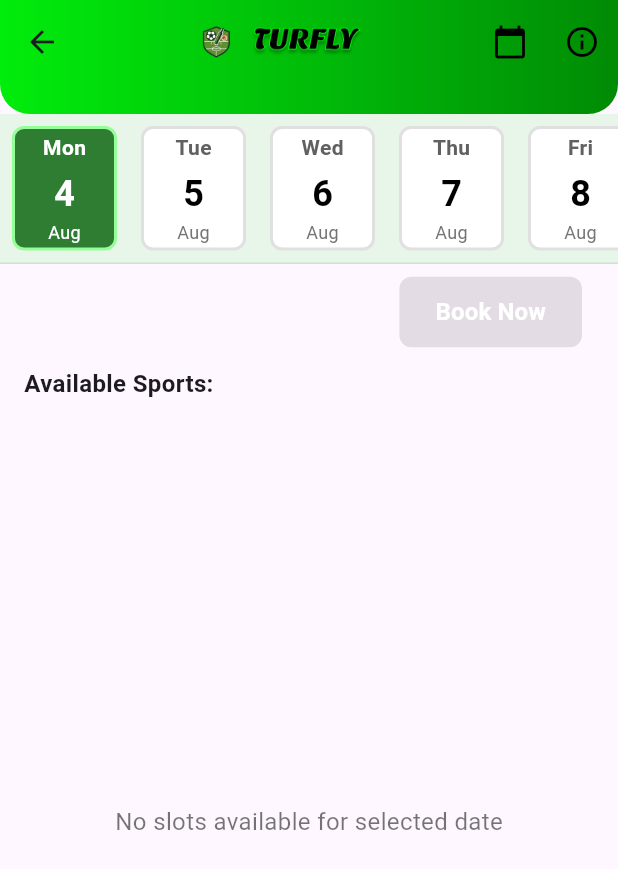
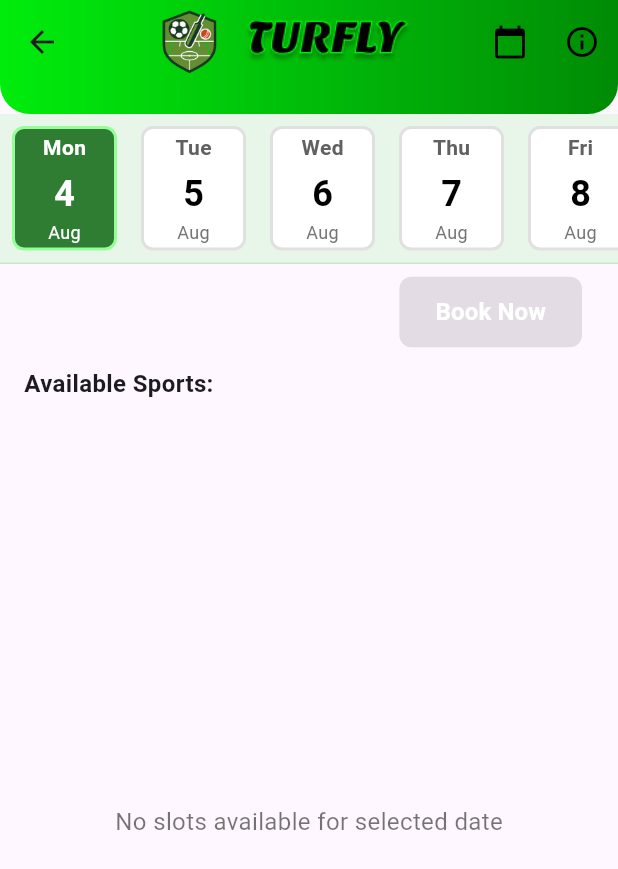
Before and after one commit to Balaji242524/Turfly_app, a Flutter app: the SlotPage screen opened directly with empty values, on a phone screen of 412 x 824 dp. Shown: the top 869 px of the screen. Run offline on Flutter 3.47's test engine with Material 3 defaults, Android fonts, the phone set to English and light mode, and no system bars; our stand-ins replace cloud_firestore, file_picker, firebase_auth, firebase_core, geolocator, google_maps_flutter and 1 more; accounts and stored records are empty; Roboto replaces fonts that are missing (Sans-Sherif).

Commit message:
slot_page updated

```diff
--- a/lib/screens/user/slot_page.dart
+++ b/lib/screens/user/slot_page.dart
@@ -149,9 +149,9 @@ class _SlotPageState extends State<SlotPage> {
             title: Row(
               mainAxisAlignment: MainAxisAlignment.center,
               children: [
-                Image.asset('assets/images/turf_logof.png', height: 30, width: 30),
-                const SizedBox(width: 8),
-                Image.asset('assets/images/TURFLY.png', height: 20),
+                Image.asset('assets/images/turf_logof.png', height: 60, width: 60),
+                const SizedBox(width: 6),
+                Image.asset('assets/images/TURFLY.png', height: 30),
               ],
             ),
             backgroundColor: Colors.transparent,
```
